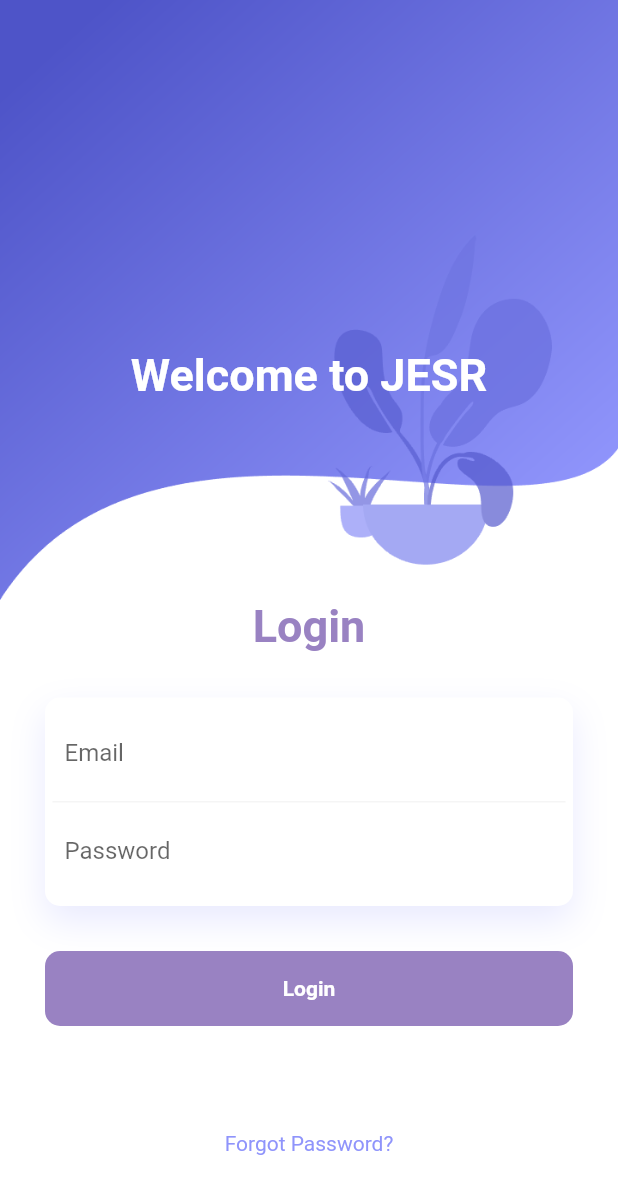
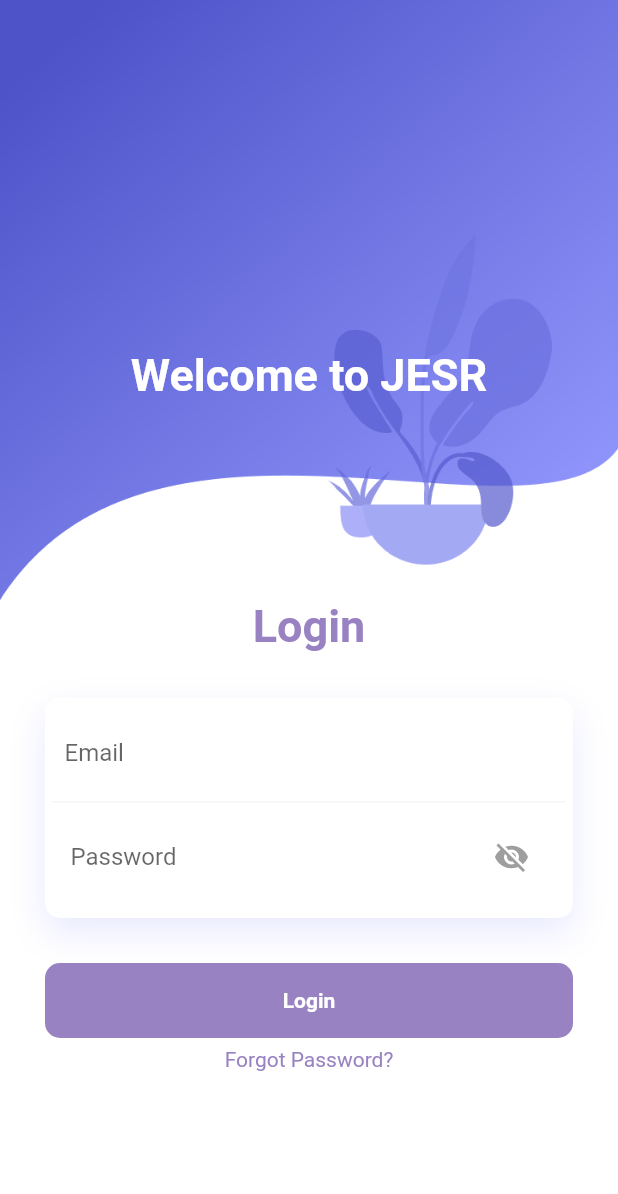
Before and after one commit to ghaliah99/Jesr, a Flutter app: the screen it shows after launch, on a phone screen of 412 x 824 dp. Shown: the top 1194 px of the screen. Run offline on Flutter 3.47's test engine with Material 2 defaults, Android fonts, the phone set to English and light mode, and no system bars; our stand-ins replace firebase_core; accounts and stored records are empty; Roboto replaces fonts that are missing (Ubuntu); statements that could not run were skipped.

Commit message:
password visibility

```diff
--- a/lib/Screens/signIn.dart
+++ b/lib/Screens/signIn.dart
@@ -1,6 +1,6 @@
-
 import 'package:flutter/material.dart';
 import 'package:jesr/utils/colors_utils.dart';
+
 class SignInScreen extends StatefulWidget {
   const SignInScreen({Key? key}) : super(key: key);
 
@@ -9,6 +9,7 @@ class SignInScreen extends StatefulWidget {
 }
 
 class _SignInScreenState extends State<SignInScreen> {
+  bool _isPasswordVisible = false;
   @override
   Widget build(BuildContext context) {
     return Scaffold(
@@ -23,12 +24,9 @@ class _SignInScreenState extends State<SignInScreen> {
                 decoration: BoxDecoration(
                     image: DecorationImage(
                         image: AssetImage('assets/images/background.png'),
-	                  fit: BoxFit.fill
-	                )
-                ),
+                        fit: BoxFit.fill)),
                 child: Stack(
                   children: <Widget>[
-
                     Positioned(
                       child: Container(
                         margin: EdgeInsets.only(top: 100),
@@ -36,7 +34,7 @@ class _SignInScreenState extends State<SignInScreen> {
                           child: Text(
                             "Welcome to JESR",
                             style: TextStyle(
-                              color:Colors.white,
+                              color: Colors.white,
                               fontSize: 30,
                               fontWeight: FontWeight.bold,
                               fontFamily: 'Ubuntu',
@@ -48,11 +46,9 @@ class _SignInScreenState extends State<SignInScreen> {
                   ],
                 ),
               ),
-
               Container(
                 child: Stack(
                   children: <Widget>[
-
                     Positioned(
                       child: Container(
                         margin: EdgeInsets.only(top: 00),
@@ -60,7 +56,7 @@ child: Stack(
                           child: Text(
                             "Login",
                             style: TextStyle(
-                              color:hexStringToColor("9982C2"),
+                              color: hexStringToColor("9982C2"),
                               fontSize: 30,
                               fontWeight: FontWeight.bold,
                               fontFamily: 'Ubuntu',
@@ -101,7 +97,9 @@ child: Stack(
                               ),
                             ),
                             child: TextField(
-                                  style: TextStyle(fontFamily: 'Ubuntu'), // Apply Ubuntu font family
+                              style: TextStyle(
+                                  fontFamily:
+                                      'Ubuntu'), // Apply Ubuntu font family
 
                               decoration: InputDecoration(
                                 border: InputBorder.none,
@@ -110,15 +108,38 @@ child: Stack(
                               ),
                             ),
                           ),
-                          Container(
+   Padding(
         padding: EdgeInsets.all(8.0),
+        child: Container(
+          padding: EdgeInsets.all(4.0),
+
+          child: Row(
+            children: [
+              Expanded(
                 child: TextField(
-                                  style: TextStyle(fontFamily: 'Ubuntu'), // Apply Ubuntu font family
-
+                  obscureText: !_isPasswordVisible,
+                  style: TextStyle(fontFamily: 'Ubuntu'),
                   decoration: InputDecoration(
                     border: InputBorder.none,
                     hintText: "Password",
                     hintStyle: TextStyle(color: Colors.grey[550]),
+                  ),
+                ),
+              ),
+              IconButton(
+                onPressed: () {
+                  setState(() {
+                    _isPasswordVisible = !_isPasswordVisible;
+                  });
+                },
+                icon: Icon(
+                  _isPasswordVisible
+                      ? Icons.visibility
+                      : Icons.visibility_off,
+                  color: Colors.grey,
+                ),
+              ),
+            ],
           ),
         ),
       ),
@@ -138,14 +159,13 @@ child: Stack(
                         ),
                       ),
 
-
                       //BUTTON
                       child: ElevatedButton(
                         onPressed: () {
                           // Add your login button onPressed logic here
                         },
                         style: ElevatedButton.styleFrom(
-                          primary: Colors.transparent,
+                          primary: const Color.fromARGB(0, 255, 50, 50),
                           elevation: 0,
                           shape: RoundedRectangleBorder(
                             borderRadius: BorderRadius.circular(10),
@@ -154,24 +174,27 @@ child: Stack(
                         ),
                         child: Center(
                           child: Text(
-
                             "Login",
                             style: TextStyle(
                               color: Colors.white,
                               fontWeight: FontWeight.bold,
                               fontFamily: 'Ubuntu',
-
                             ),
                           ),
                         ),
                       ),
                     ),
-                    SizedBox(height: 70),
-                    Text(
+                    SizedBox(height: 6),
+                    GestureDetector(
+                      onTap: () {
+                        // Add your logic to handle the click event
+                      },
+                      child: Text(
                         "Forgot Password?",
                         style: TextStyle(
-                        color: Color.fromRGBO(143, 148, 251, 1),
+                          color: hexStringToColor("9982C2"),
                           fontFamily: 'Ubuntu',
+                        ),
                       ),
                     ),
                   ],
```
Lines whose indentation alone changed are shown as unchanged.
